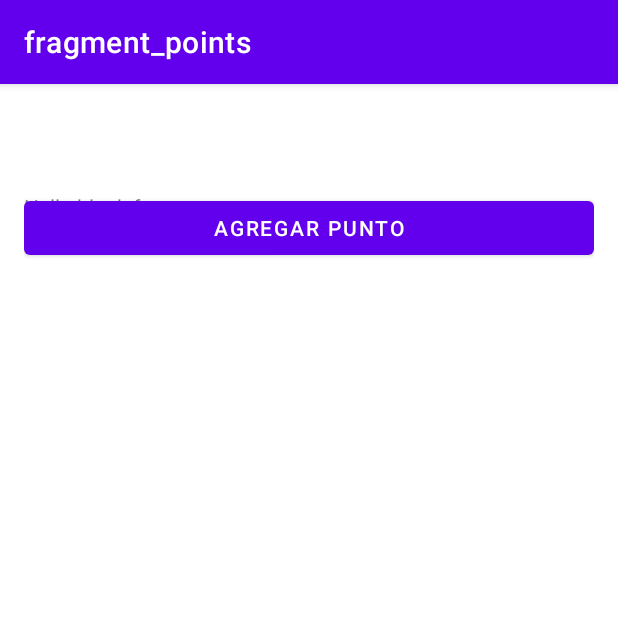
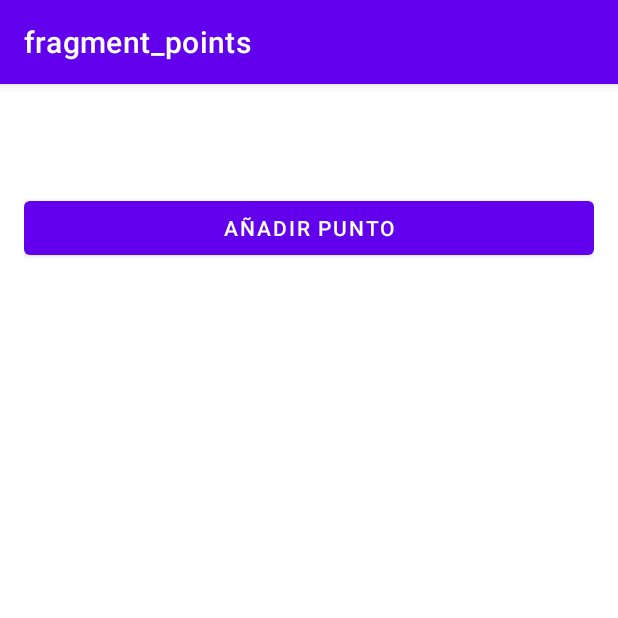
Before and after one commit to D3ter/electropoints, an Android app: the screen it shows after launch (MainActivity), item 3 of the bottom bar chosen, on a phone screen of 412 x 824 dp, the top half of it. Run offline under Robolectric (Android 15) with nearby library versions, the phone set to English and light mode, and no system bars; our stand-ins replace navigation-ui.

Commit message:
nueva vista

```diff
--- a/app/src/main/java/com/example/electroapp/ui/points/points.java
+++ b/app/src/main/java/com/example/electroapp/ui/points/points.java
@@ -1,13 +1,17 @@
 package com.example.electroapp.ui.points;
 
+import android.content.Intent;
 import android.os.Bundle;
 
 import androidx.fragment.app.Fragment;
 
+import android.os.Debug;
 import android.view.LayoutInflater;
 import android.view.View;
 import android.view.ViewGroup;
+import android.widget.Button;
 
+import com.example.electroapp.MainActivity;
 import com.example.electroapp.R;
 
 /**
@@ -15,7 +19,7 @@ import com.example.electroapp.R;
  * Use the {@link points#newInstance} factory method to
  * create an instance of this fragment.
  */
-public class points extends Fragment {
+public class points extends Fragment implements View.OnClickListener {
 
     // TODO: Rename parameter arguments, choose names that match
     // the fragment initialization parameters, e.g. ARG_ITEM_NUMBER
@@ -25,7 +29,8 @@ public class points extends Fragment {
     // TODO: Rename and change types of parameters
     private String mParam1;
     private String mParam2;
-
+    View view;
+    Button btn_add;
     public points() {
         // Required empty public constructor
     }
@@ -55,12 +60,26 @@ public class points extends Fragment {
             mParam1 = getArguments().getString(ARG_PARAM1);
             mParam2 = getArguments().getString(ARG_PARAM2);
         }
+
     }
 
     @Override
     public View onCreateView(LayoutInflater inflater, ViewGroup container,
                              Bundle savedInstanceState) {
         // Inflate the layout for this fragment
-        return inflater.inflate(R.layout.fragment_points, container, false);
+        view = inflater.inflate(R.layout.fragment_points, container, false);
+        btn_add = (Button) view.findViewById(R.id.btn_add);
+        btn_add.setOnClickListener(this);
+        return view;
+    }
+
+    @Override
+    public void onClick(View v) {
+        //do what you want to do when button is clicked
+        switch (v.getId()) {
+            case R.id.btn_add:
+                startActivity(new Intent(getActivity(), newPoint.class));
+                break;
+        }
     }
 }
--- a/app/src/main/res/layout/activity_main.xml
+++ b/app/src/main/res/layout/activity_main.xml
@@ -13,7 +13,7 @@
         android:layout_height="match_parent"
         app:defaultNavHost="true"
         app:layout_constraintBottom_toTopOf="@id/nav_view"
-        app:layout_constraintHorizontal_bias="0.0"
+        app:layout_constraintHorizontal_bias="1.0"
         app:layout_constraintLeft_toLeftOf="parent"
         app:layout_constraintRight_toRightOf="parent"
         app:layout_constraintTop_toTopOf="parent"
--- a/app/src/main/res/layout/activity_new_point.xml
+++ b/app/src/main/res/layout/activity_new_point.xml
@@ -4,6 +4,11 @@
     xmlns:tools="http://schemas.android.com/tools"
     android:layout_width="match_parent"
     android:layout_height="match_parent"
+    android:layout_margin="16dp"
     tools:context=".ui.points.newPoint">
 
+    <LinearLayout
+        android:layout_width="match_parent"
+        android:layout_height="match_parent"
+        android:orientation="vertical"></LinearLayout>
 </androidx.constraintlayout.widget.ConstraintLayout>
--- a/app/src/main/res/layout/fragment_points.xml
+++ b/app/src/main/res/layout/fragment_points.xml
@@ -6,11 +6,6 @@
     tools:context=".ui.points.points">
 
     <!-- TODO: Update blank fragment layout -->
-    <TextView
-        android:layout_width="match_parent"
-        android:layout_height="match_parent"
-        android:layout_margin="16dp"
-        android:text="@string/hello_blank_fragment" />
 
     <LinearLayout
         android:layout_width="match_parent"
@@ -22,7 +17,7 @@
             android:id="@+id/btn_add"
             android:layout_width="match_parent"
             android:layout_height="wrap_content"
-            android:text="Agregar punto" />
+            android:text="Añadir punto" />
     </LinearLayout>
 
 </FrameLayout>
--- a/app/src/main/res/navigation/mobile_navigation.xml
+++ b/app/src/main/res/navigation/mobile_navigation.xml
@@ -11,11 +11,6 @@
         android:label="@string/title_home"
         tools:layout="@layout/fragment_home" />
     <fragment
-        android:id="@+id/points"
-        android:name="com.example.electroapp.ui.points.points"
-        android:label="fragment_points"
-        tools:layout="@layout/fragment_points" />
-    <fragment
         android:id="@+id/users"
         android:name="com.example.electroapp.ui.users.users"
         android:label="fragment_users"
@@ -25,5 +20,10 @@
         android:name="com.example.electroapp.ui.map.map"
         android:label="fragment_map"
         tools:layout="@layout/fragment_map" />
+    <fragment
+        android:id="@+id/points"
+        android:name="com.example.electroapp.ui.points.points"
+        android:label="fragment_points"
+        tools:layout="@layout/fragment_points" />
 
 </navigation>
```
Also changed, not shown: app/src/main/AndroidManifest.xml (+11 -4 lines), app/src/main/java/com/example/electroapp/ui/points/newPoint.java (+9 -1 lines).
